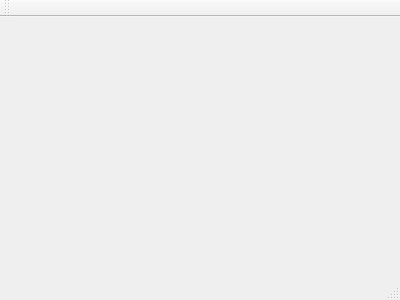
Above: mainwindow.ui from Alpam/Ecluse before the change. Below: the same form after it.
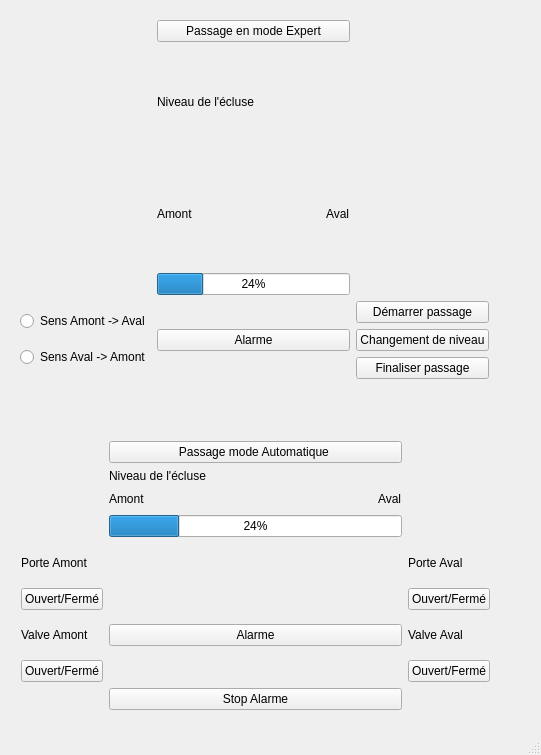
That is the form after the change.

```diff
--- a/mainwindow.ui
+++ b/mainwindow.ui
@@ -1,24 +1,288 @@
 <ui version="4.0">
  <class>MainWindow</class>
- <widget class="QMainWindow" name="MainWindow" >
-  <property name="geometry" >
+ <widget class="QMainWindow" name="MainWindow">
+  <property name="geometry">
    <rect>
     <x>0</x>
     <y>0</y>
-    <width>400</width>
-    <height>300</height>
+    <width>541</width>
+    <height>755</height>
    </rect>
   </property>
   <property name="windowTitle" >
    <string>MainWindow</string>
   </property>
-  <widget class="QMenuBar" name="menuBar" />
-  <widget class="QToolBar" name="mainToolBar" />
-  <widget class="QWidget" name="centralWidget" />
-  <widget class="QStatusBar" name="statusBar" />
+  <widget class="QWidget" name="centralWidget">
+   <widget class="QWidget" name="gridLayoutWidget">
+    <property name="geometry">
+     <rect>
+      <x>10</x>
+      <y>430</y>
+      <width>491</width>
+      <height>291</height>
+     </rect>
+    </property>
+    <layout class="QGridLayout" name="gridLayout">
+     <item row="2" column="0">
+      <widget class="QPushButton" name="pushButton">
+       <property name="text">
+        <string>Ouvert/Fermé</string>
+       </property>
+      </widget>
+     </item>
+     <item row="1" column="2">
+      <widget class="QLabel" name="label_2">
+       <property name="text">
+        <string>Porte Aval</string>
+       </property>
+      </widget>
+     </item>
+     <item row="1" column="0">
+      <widget class="QLabel" name="label">
+       <property name="text">
+        <string>Porte Amont</string>
+       </property>
+      </widget>
+     </item>
+     <item row="4" column="0">
+      <widget class="QPushButton" name="pushButton_2">
+       <property name="text">
+        <string>Ouvert/Fermé</string>
+       </property>
+      </widget>
+     </item>
+     <item row="3" column="0">
+      <widget class="QLabel" name="label_3">
+       <property name="text">
+        <string>Valve Amont</string>
+       </property>
+      </widget>
+     </item>
+     <item row="2" column="2">
+      <widget class="QPushButton" name="pushButton_4">
+       <property name="text">
+        <string>Ouvert/Fermé</string>
+       </property>
+      </widget>
+     </item>
+     <item row="5" column="1">
+      <widget class="QPushButton" name="pushButton_7">
+       <property name="text">
+        <string>Stop Alarme</string>
+       </property>
+      </widget>
+     </item>
+     <item row="2" column="1" rowspan="3">
+      <widget class="QPushButton" name="pushButton_3">
+       <property name="text">
+        <string>Alarme</string>
+       </property>
+      </widget>
+     </item>
+     <item row="4" column="2">
+      <widget class="QPushButton" name="pushButton_5">
+       <property name="text">
+        <string>Ouvert/Fermé</string>
+       </property>
+      </widget>
+     </item>
+     <item row="3" column="2">
+      <widget class="QLabel" name="label_4">
+       <property name="text">
+        <string>Valve Aval</string>
+       </property>
+      </widget>
+     </item>
+     <item row="0" column="1">
+      <layout class="QGridLayout" name="gridLayout_8">
+       <item row="2" column="0">
+        <widget class="QProgressBar" name="progressBar_2">
+         <property name="value">
+          <number>24</number>
+         </property>
+        </widget>
+       </item>
+       <item row="1" column="0">
+        <layout class="QGridLayout" name="gridLayout_9">
+         <item row="1" column="0">
+          <widget class="QLabel" name="label_8">
+           <property name="text">
+            <string>Amont</string>
+           </property>
+          </widget>
+         </item>
+         <item row="1" column="2">
+          <widget class="QLabel" name="label_9">
+           <property name="text">
+            <string>Aval</string>
+           </property>
+          </widget>
+         </item>
+         <item row="0" column="0" colspan="3">
+          <widget class="QLabel" name="label_10">
+           <property name="text">
+            <string>Niveau de l'écluse</string>
+           </property>
+          </widget>
+         </item>
+         <item row="1" column="1">
+          <spacer name="horizontalSpacer_3">
+           <property name="orientation">
+            <enum>Qt::Horizontal</enum>
+           </property>
+           <property name="sizeHint" stdset="0">
+            <size>
+             <width>40</width>
+             <height>20</height>
+            </size>
+           </property>
+          </spacer>
+         </item>
+        </layout>
+       </item>
+       <item row="0" column="0">
+        <widget class="QPushButton" name="pushButton_13">
+         <property name="text">
+          <string>Passage mode Automatique </string>
+         </property>
+        </widget>
+       </item>
+      </layout>
+     </item>
+    </layout>
+   </widget>
+   <widget class="QWidget" name="gridLayoutWidget_2">
+    <property name="geometry">
+     <rect>
+      <x>9</x>
+      <y>9</y>
+      <width>491</width>
+      <height>381</height>
+     </rect>
+    </property>
+    <layout class="QGridLayout" name="gridLayout_2">
+     <item row="1" column="2">
+      <layout class="QGridLayout" name="gridLayout_6">
+       <item row="1" column="0">
+        <widget class="QPushButton" name="pushButton_9">
+         <property name="text">
+          <string>Changement de niveau</string>
+         </property>
+        </widget>
+       </item>
+       <item row="2" column="0">
+        <widget class="QPushButton" name="pushButton_10">
+         <property name="text">
+          <string>Finaliser passage</string>
+         </property>
+        </widget>
+       </item>
+       <item row="0" column="0">
+        <widget class="QPushButton" name="pushButton_11">
+         <property name="text">
+          <string>Démarrer passage</string>
+         </property>
+        </widget>
+       </item>
+      </layout>
+     </item>
+     <item row="1" column="1">
+      <widget class="QPushButton" name="pushButton_8">
+       <property name="text">
+        <string>Alarme</string>
+       </property>
+      </widget>
+     </item>
+     <item row="1" column="0">
+      <layout class="QGridLayout" name="gridLayout_3">
+       <item row="0" column="0">
+        <widget class="QRadioButton" name="radioButton">
+         <property name="text">
+          <string>Sens Amont -&gt; Aval</string>
+         </property>
+        </widget>
+       </item>
+       <item row="1" column="0">
+        <widget class="QRadioButton" name="radioButton_2">
+         <property name="text">
+          <string>Sens Aval -&gt; Amont</string>
+         </property>
+        </widget>
+       </item>
+      </layout>
+     </item>
+     <item row="0" column="1">
+      <layout class="QGridLayout" name="gridLayout_4">
+       <item row="2" column="0">
+        <widget class="QProgressBar" name="progressBar">
+         <property name="value">
+          <number>24</number>
+         </property>
+        </widget>
+       </item>
+       <item row="0" column="0">
+        <widget class="QPushButton" name="pushButton_12">
+         <property name="text">
+          <string>Passage en mode Expert</string>
+         </property>
+        </widget>
+       </item>
+       <item row="1" column="0">
+        <layout class="QGridLayout" name="gridLayout_5">
+         <item row="1" column="0">
+          <widget class="QLabel" name="label_5">
+           <property name="text">
+            <string>Amont</string>
+           </property>
+          </widget>
+         </item>
+         <item row="1" column="2">
+          <widget class="QLabel" name="label_6">
+           <property name="text">
+            <string>Aval</string>
+           </property>
+          </widget>
+         </item>
+         <item row="1" column="1">
+          <spacer name="horizontalSpacer_2">
+           <property name="orientation">
+            <enum>Qt::Horizontal</enum>
+           </property>
+           <property name="sizeHint" stdset="0">
+            <size>
+             <width>40</width>
+             <height>20</height>
+            </size>
+           </property>
+          </spacer>
+         </item>
+         <item row="0" column="0" colspan="3">
+          <widget class="QLabel" name="label_7">
+           <property name="text">
+            <string>Niveau de l'écluse</string>
+           </property>
+          </widget>
+         </item>
+        </layout>
+       </item>
+      </layout>
+     </item>
+    </layout>
+   </widget>
+  </widget>
+  <widget class="QStatusBar" name="statusBar"/>
+  <action name="actionGuest">
+   <property name="text">
+    <string>Guest</string>
+   </property>
+  </action>
+  <action name="actionAuthentify">
+   <property name="text">
+    <string>Authentify</string>
+   </property>
+  </action>
  </widget>
- <layoutDefault spacing="6" margin="11" />
- <pixmapfunction></pixmapfunction>
+ <layoutdefault spacing="6" margin="11"/>
  <resources/>
  <connections/>
 </ui>
```
Left out of the diff: 3 changed lines with no effect on the pictures.
